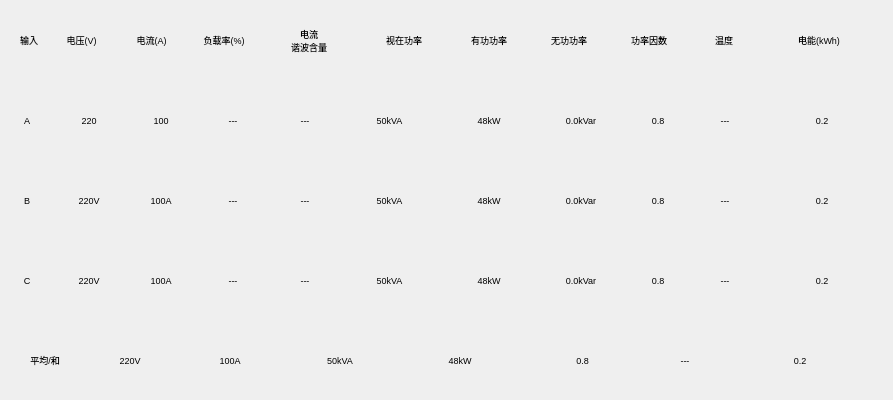
Qt form branch/box/boxtotalwid.ui (ChinaClever/BusBar-Qt) before a commit.
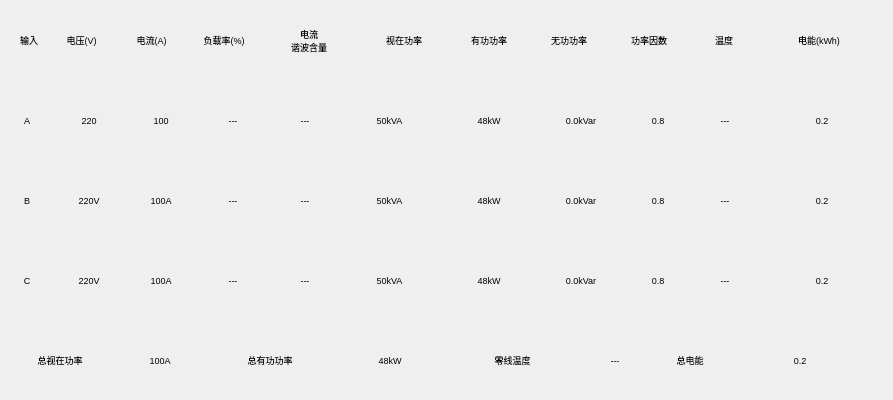
The same form after that commit.

Commit message: 增加插接箱总有功功率，视在功率，电能，输出位有功功率，视在功率，电能

Diff of the .ui file:
```diff
--- a/branch/box/boxtotalwid.ui
+++ b/branch/box/boxtotalwid.ui
@@ -572,7 +572,7 @@
    </item>
    <item row="4" column="0">
     <widget class="QWidget" name="AllWid" native="true">
-     <layout class="QHBoxLayout" name="horizontalLayout_5" stretch="1,1,1,1,1,1,0,1">
+     <layout class="QHBoxLayout" name="horizontalLayout_5" stretch="1,1,1,1,1,0,0,1">
       <property name="spacing">
        <number>0</number>
       </property>
@@ -588,28 +588,6 @@
       <property name="bottomMargin">
        <number>0</number>
       </property>
-      <item>
-       <widget class="QLabel" name="label_6">
-        <property name="minimumSize">
-         <size>
-          <width>50</width>
-          <height>25</height>
-         </size>
-        </property>
-        <property name="maximumSize">
-         <size>
-          <width>50</width>
-          <height>16777215</height>
-         </size>
-        </property>
-        <property name="text">
-         <string>平均/和</string>
-        </property>
-        <property name="alignment">
-         <set>Qt::AlignCenter</set>
-        </property>
-       </widget>
-      </item>
       <item>
        <widget class="QLabel" name="volH">
         <property name="minimumSize">
@@ -625,7 +603,7 @@
          </size>
         </property>
         <property name="text">
-         <string>220V</string>
+         <string>总视在功率</string>
         </property>
         <property name="alignment">
          <set>Qt::AlignCenter</set>
@@ -672,7 +650,7 @@
          </size>
         </property>
         <property name="text">
-         <string>50kVA</string>
+         <string>总有功功率</string>
         </property>
         <property name="alignment">
          <set>Qt::AlignCenter</set>
@@ -716,7 +694,7 @@
          </size>
         </property>
         <property name="text">
-         <string>0.8</string>
+         <string>零线温度</string>
         </property>
         <property name="alignment">
          <set>Qt::AlignCenter</set>
@@ -745,6 +723,28 @@
         </property>
        </widget>
       </item>
+      <item>
+       <widget class="QLabel" name="label_6">
+        <property name="minimumSize">
+         <size>
+          <width>50</width>
+          <height>25</height>
+         </size>
+        </property>
+        <property name="maximumSize">
+         <size>
+          <width>50</width>
+          <height>16777215</height>
+         </size>
+        </property>
+        <property name="text">
+         <string>总电能</string>
+        </property>
+        <property name="alignment">
+         <set>Qt::AlignCenter</set>
+        </property>
+       </widget>
+      </item>
       <item>
        <widget class="QLabel" name="tEleH">
         <property name="minimumSize">
```
The commit also changes 33 other files.
